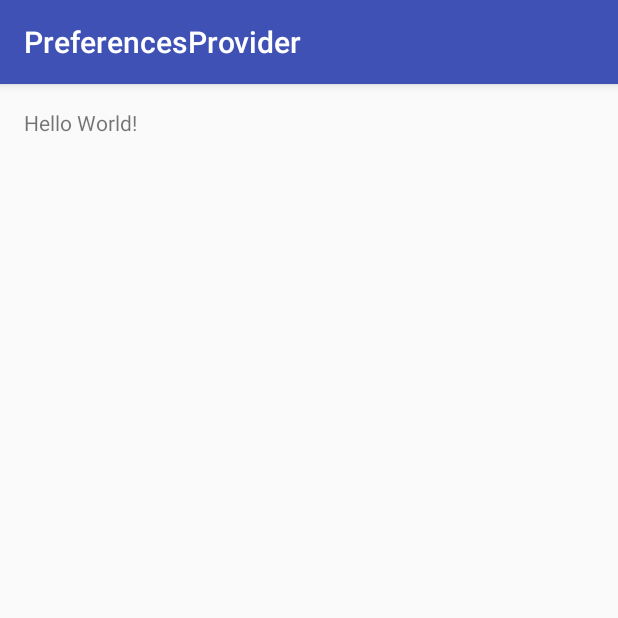
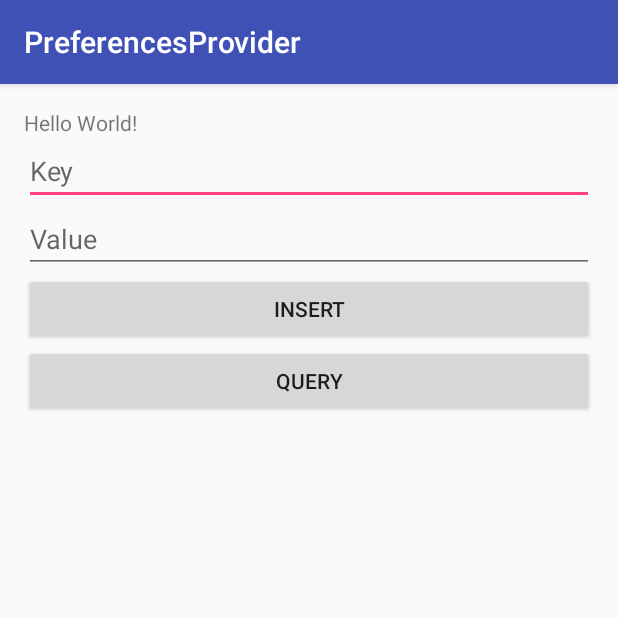
Before and after one commit to mengdd/PreferencesProvider, an Android app: the screen it shows after launch (MainActivity), on a phone screen of 412 x 824 dp, the top half of it. Run offline under Robolectric (Android 15) with nearby library versions, the phone set to English and light mode, and no system bars; our stand-ins replace ButterKnife; libraries missing offline, so code that uses them is left out: com.facebook.stetho; 1 statement that could not run was skipped.

Commit message:
add PreferencesHelper to insert and query key-value

```diff
--- a/app/build.gradle
+++ b/app/build.gradle
@@ -1,4 +1,5 @@
 apply plugin: 'com.android.application'
+apply plugin: 'android-apt'
 
 android {
     compileSdkVersion 24
@@ -24,4 +25,6 @@ dependencies {
     testCompile 'junit:junit:4.12'
     compile 'com.android.support:appcompat-v7:24.1.1'
     compile 'com.facebook.stetho:stetho:1.3.1'
+    compile 'com.jakewharton:butterknife:8.2.1'
+    apt 'com.jakewharton:butterknife-compiler:8.2.1'
 }
--- a/app/src/main/java/com/ddmeng/preferencesprovider/MainActivity.java
+++ b/app/src/main/java/com/ddmeng/preferencesprovider/MainActivity.java
@@ -1,13 +1,46 @@
 package com.ddmeng.preferencesprovider;
 
+import android.os.Bundle;
 import android.support.v7.app.AppCompatActivity;
-import android.os.Bundle;
+import android.widget.EditText;
+import android.widget.TextView;
+
+import com.ddmeng.preferencesprovider.provider.PreferencesHelper;
+
+import butterknife.BindView;
+import butterknife.ButterKnife;
+import butterknife.OnClick;
 
 public class MainActivity extends AppCompatActivity {
+
+    @BindView(R.id.key)
+    EditText keyInput;
+    @BindView(R.id.value)
+    EditText valueInput;
+    @BindView(R.id.value_output)
+    TextView valueOutput;
+
+    PreferencesHelper helper;
 
     @Override
     protected void onCreate(Bundle savedInstanceState) {
         super.onCreate(savedInstanceState);
         setContentView(R.layout.activity_main);
+        ButterKnife.bind(this);
+        helper = new PreferencesHelper(this);
+    }
+
+    @OnClick(R.id.insert)
+    void insert() {
+        String key = keyInput.getText().toString();
+        String value = valueInput.getText().toString();
+        helper.insert("test module", key, value);
+    }
+
+    @OnClick(R.id.query)
+    void query() {
+        String key = keyInput.getText().toString();
+        String value = helper.query("test module", key);
+        valueOutput.setText(value);
     }
 }
--- /dev/null
+++ b/app/src/main/java/com/ddmeng/preferencesprovider/provider/PreferencesHelper.java
@@ -0,0 +1,54 @@
+package com.ddmeng.preferencesprovider.provider;
+
+import android.content.ContentResolver;
+import android.content.Context;
+import android.database.Cursor;
+import android.support.annotation.NonNull;
+import android.support.annotation.Nullable;
+
+import com.ddmeng.preferencesprovider.provider.preferences.PreferencesContentValues;
+import com.ddmeng.preferencesprovider.provider.preferences.PreferencesCursor;
+import com.ddmeng.preferencesprovider.provider.preferences.PreferencesSelection;
+import com.ddmeng.preferencesprovider.utils.LogUtils;
+
+public class PreferencesHelper {
+
+    private static final String TAG = PreferencesHelper.class.getSimpleName();
+
+    private final Context context;
+    private final ContentResolver contentResolver;
+
+    public PreferencesHelper(Context context) {
+        this.context = context.getApplicationContext();
+        this.contentResolver = this.context.getContentResolver();
+
+    }
+
+    public void insert(@NonNull final String moduleName, @NonNull final String key, @Nullable String value) {
+        LogUtils.i(TAG, "insert: module " + moduleName + ", " + key + " = " + value);
+        PreferencesContentValues contentValues = new PreferencesContentValues();
+        contentValues.putModule(moduleName);
+        contentValues.putKey(key);
+        contentValues.putValue(value);
+        contentValues.insert(contentResolver);
+    }
+
+    public String query(@NonNull final String moduleName, @NonNull final String key) {
+        LogUtils.i(TAG, "query start: module " + moduleName + ", " + key);
+        String value = null;
+        PreferencesCursor cursor = new PreferencesSelection().module(moduleName).and().key(key).query(contentResolver);
+        if (cursor != null && cursor.moveToFirst()) {
+            value = cursor.getValue();
+        }
+        closeQuietly(cursor);
+        LogUtils.i(TAG, "query end: module " + moduleName + ", " + key + " = " + value);
+        return value;
+    }
+
+    private static void closeQuietly(Cursor cursor) {
+        if (cursor != null) {
+            cursor.close();
+        }
+    }
+
+}
--- a/app/src/main/res/layout/activity_main.xml
+++ b/app/src/main/res/layout/activity_main.xml
@@ -1,8 +1,9 @@
 <?xml version="1.0" encoding="utf-8"?>
-<RelativeLayout xmlns:android="http://schemas.android.com/apk/res/android"
+<LinearLayout xmlns:android="http://schemas.android.com/apk/res/android"
     xmlns:tools="http://schemas.android.com/tools"
     android:layout_width="match_parent"
     android:layout_height="match_parent"
+    android:orientation="vertical"
     android:paddingBottom="@dimen/activity_vertical_margin"
     android:paddingLeft="@dimen/activity_horizontal_margin"
     android:paddingRight="@dimen/activity_horizontal_margin"
@@ -13,4 +14,35 @@
         android:layout_width="wrap_content"
         android:layout_height="wrap_content"
         android:text="Hello World!" />
-</RelativeLayout>
+
+    <EditText
+        android:id="@+id/key"
+        android:layout_width="match_parent"
+        android:layout_height="wrap_content"
+        android:hint="Key"
+        android:inputType="text" />
+
+    <EditText
+        android:id="@+id/value"
+        android:layout_width="match_parent"
+        android:layout_height="wrap_content"
+        android:hint="Value"
+        android:inputType="text" />
+
+    <Button
+        android:id="@+id/insert"
+        android:layout_width="match_parent"
+        android:layout_height="wrap_content"
+        android:text="Insert" />
+
+    <Button
+        android:id="@+id/query"
+        android:layout_width="match_parent"
+        android:layout_height="wrap_content"
+        android:text="Query" />
+
+    <TextView
+        android:id="@+id/value_output"
+        android:layout_width="wrap_content"
+        android:layout_height="wrap_content" />
+</LinearLayout>
--- a/build.gradle
+++ b/build.gradle
@@ -6,6 +6,7 @@ buildscript {
     }
     dependencies {
         classpath 'com.android.tools.build:gradle:2.1.2'
+        classpath 'com.neenbedankt.gradle.plugins:android-apt:1.8'
 
         // NOTE: Do not place your application dependencies here; they belong
         // in the individual module build.gradle files
```
